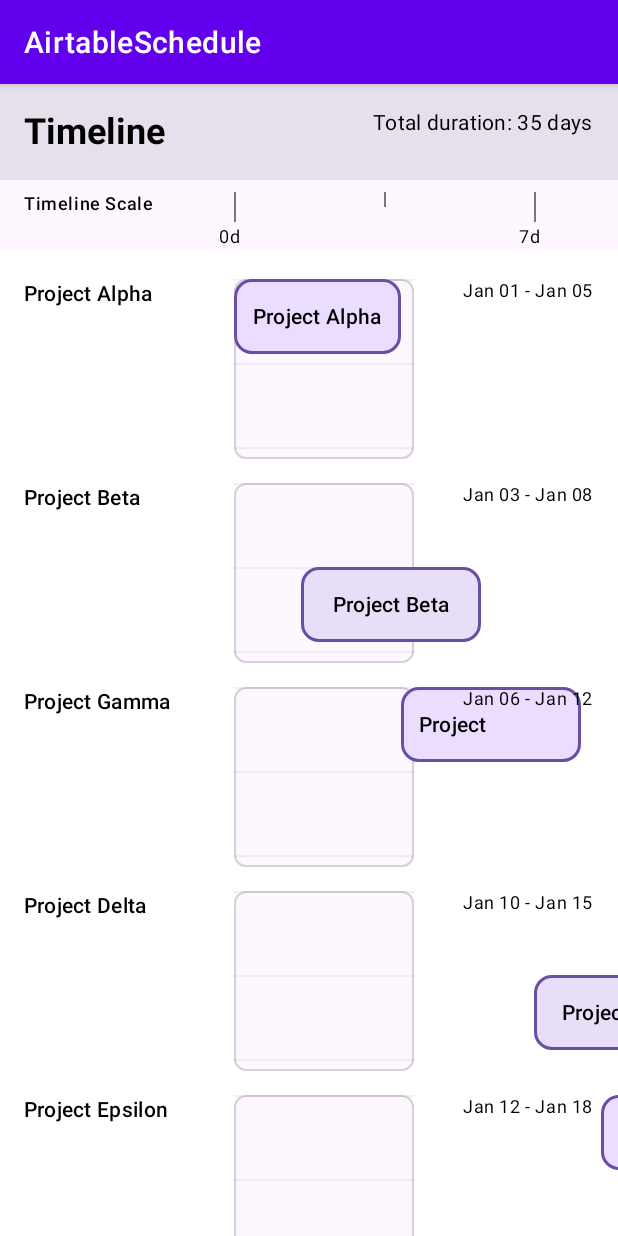
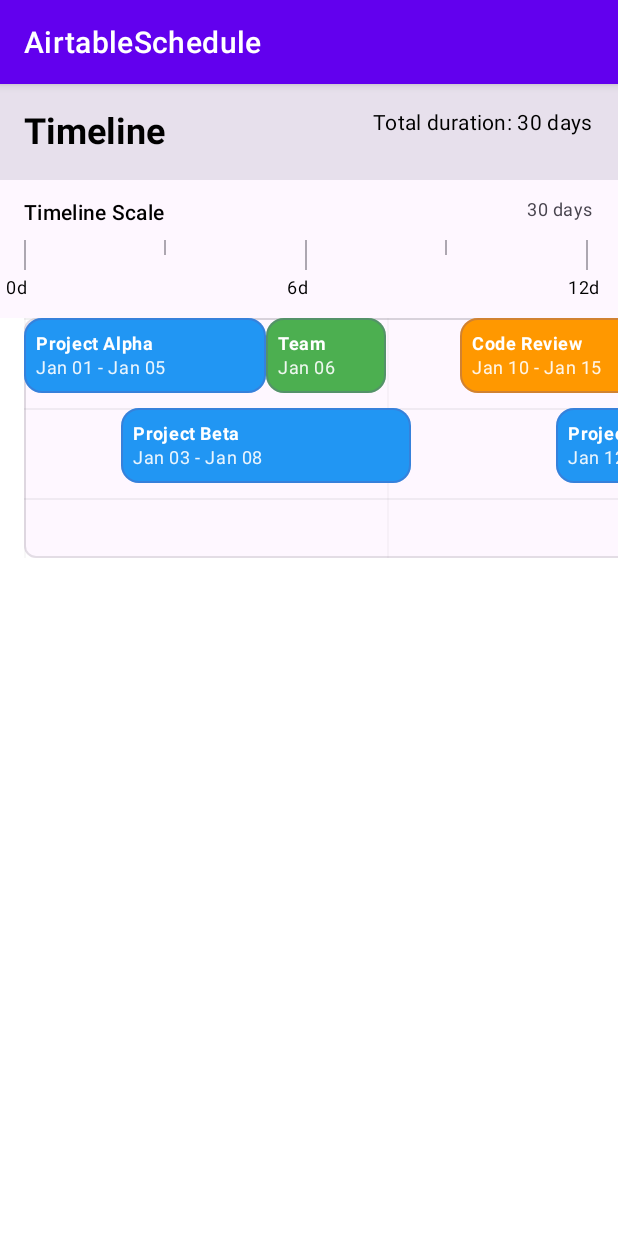
Before and after one commit to renansantiago/android-timeline-paper, an Android app built with Jetpack Compose: the screen it shows after launch (MainActivity), on a phone screen of 412 x 824 dp. Run offline under Robolectric (Android 15) with nearby library versions, the phone set to English and light mode, and no system bars.

Commit message:
feat: horizontal timeline, info organized and span layout

```diff
--- a/app/src/main/java/com/airtable/interview/airtableschedule/data/repositories/EventDataRepositoryImpl.kt
+++ b/app/src/main/java/com/airtable/interview/airtableschedule/data/repositories/EventDataRepositoryImpl.kt
@@ -1,13 +1,14 @@
 package com.airtable.interview.airtableschedule.data.repositories
 
+import com.airtable.interview.airtableschedule.data.sources.SampleTimelineItems
 import com.airtable.interview.airtableschedule.domain.models.Event
 import com.airtable.interview.airtableschedule.domain.repositories.EventDataRepository
-import com.airtable.interview.airtableschedule.data.sources.SampleTimelineItems
 import kotlinx.coroutines.flow.Flow
 import kotlinx.coroutines.flow.flowOf
 
 class EventDataRepositoryImpl : EventDataRepository {
-    override fun getTimelineItems(): Flow<List<Event>> {
-        return flowOf(SampleTimelineItems.timelineItems)
+
+    override fun getEvents(): Flow<List<Event>> {
+        return flowOf(SampleTimelineItems.events)
     }
 }
--- a/app/src/main/java/com/airtable/interview/airtableschedule/data/sources/SampleTimelineItems.kt
+++ b/app/src/main/java/com/airtable/interview/airtableschedule/data/sources/SampleTimelineItems.kt
@@ -1,19 +1,67 @@
 package com.airtable.interview.airtableschedule.data.sources
 
 import com.airtable.interview.airtableschedule.domain.models.Event
-import java.util.Date
+import com.airtable.interview.airtableschedule.domain.models.EventType
+import java.util.*
 
 object SampleTimelineItems {
-    val timelineItems: List<Event> = listOf(
-        Event(1, Date(124, 0, 1), Date(124, 0, 5), "Project Alpha"),
-        Event(2, Date(124, 0, 3), Date(124, 0, 8), "Project Beta"),
-        Event(3, Date(124, 0, 6), Date(124, 0, 12), "Project Gamma"),
-        Event(4, Date(124, 0, 10), Date(124, 0, 15), "Project Delta"),
-        Event(5, Date(124, 0, 12), Date(124, 0, 18), "Project Epsilon"),
-        Event(6, Date(124, 0, 16), Date(124, 0, 22), "Project Zeta"),
-        Event(7, Date(124, 0, 20), Date(124, 0, 25), "Project Eta"),
-        Event(8, Date(124, 0, 22), Date(124, 0, 28), "Project Theta"),
-        Event(9, Date(124, 0, 25), Date(124, 0, 30), "Project Iota"),
-        Event(10, Date(124, 0, 28), Date(124, 1, 5), "Project Kappa")
+
+    val events = listOf(
+        Event(
+            id = "1",
+            name = "Project Alpha",
+            startDate = Date(120, 0, 1), // Jan 1, 2020
+            endDate = Date(120, 0, 5),   // Jan 5, 2020
+            eventType = EventType.PROJECT
+        ),
+        Event(
+            id = "2",
+            name = "Project Beta",
+            startDate = Date(120, 0, 3), // Jan 3, 2020
+            endDate = Date(120, 0, 8),   // Jan 8, 2020
+            eventType = EventType.PROJECT
+        ),
+        Event(
+            id = "3",
+            name = "Team Meeting",
+            startDate = Date(120, 0, 6), // Jan 6, 2020
+            endDate = Date(120, 0, 6),   // Jan 6, 2020
+            eventType = EventType.MEETING
+        ),
+        Event(
+            id = "4",
+            name = "Code Review",
+            startDate = Date(120, 0, 10), // Jan 10, 2020
+            endDate = Date(120, 0, 15),   // Jan 15, 2020
+            eventType = EventType.TASK
+        ),
+        Event(
+            id = "5",
+            name = "Project Gamma",
+            startDate = Date(120, 0, 12), // Jan 12, 2020
+            endDate = Date(120, 0, 18),   // Jan 18, 2020
+            eventType = EventType.PROJECT
+        ),
+        Event(
+            id = "6",
+            name = "Sprint Planning",
+            startDate = Date(120, 0, 20), // Jan 20, 2020
+            endDate = Date(120, 0, 20),   // Jan 20, 2020
+            eventType = EventType.MEETING
+        ),
+        Event(
+            id = "7",
+            name = "Bug Fixes",
+            startDate = Date(120, 0, 22), // Jan 22, 2020
+            endDate = Date(120, 0, 25),   // Jan 25, 2020
+            eventType = EventType.TASK
+        ),
+        Event(
+            id = "8",
+            name = "Project Delta",
+            startDate = Date(120, 0, 25), // Jan 25, 2020
+            endDate = Date(120, 0, 30),   // Jan 30, 2020
+            eventType = EventType.PROJECT
+        )
     )
 }
--- a/app/src/main/java/com/airtable/interview/airtableschedule/domain/models/Event.kt
+++ b/app/src/main/java/com/airtable/interview/airtableschedule/domain/models/Event.kt
@@ -3,8 +3,9 @@ package com.airtable.interview.airtableschedule.domain.models
 import java.util.Date
 
 data class Event(
-    val id: Int,
+    val id: String,
+    val name: String,
     val startDate: Date,
     val endDate: Date,
-    val name: String
+    val eventType: EventType
 )
--- /dev/null
+++ b/app/src/main/java/com/airtable/interview/airtableschedule/domain/models/EventType.kt
@@ -0,0 +1,9 @@
+package com.airtable.interview.airtableschedule.domain.models
+
+import androidx.compose.ui.graphics.Color
+
+enum class EventType(val color: Color, val displayName: String) {
+    PROJECT(Color(0xFF2196F3), "Project"), // Blue
+    MEETING(Color(0xFF4CAF50), "Meeting"), // Green
+    TASK(Color(0xFFFF9800), "Task") // Orange
+}
--- a/app/src/main/java/com/airtable/interview/airtableschedule/domain/models/TimelineEvent.kt
+++ b/app/src/main/java/com/airtable/interview/airtableschedule/domain/models/TimelineEvent.kt
@@ -4,5 +4,6 @@ data class TimelineEvent(
     val event: Event,
     val lane: Int,
     val startOffset: Long,
-    val width: Long
+    val width: Long,
+    val eventType: EventType
 )
--- a/app/src/main/java/com/airtable/interview/airtableschedule/domain/repositories/EventDataRepository.kt
+++ b/app/src/main/java/com/airtable/interview/airtableschedule/domain/repositories/EventDataRepository.kt
@@ -4,5 +4,5 @@ import com.airtable.interview.airtableschedule.domain.models.Event
 import kotlinx.coroutines.flow.Flow
 
 interface EventDataRepository {
-    fun getTimelineItems(): Flow<List<Event>>
+    fun getEvents(): Flow<List<Event>>
 }
--- a/app/src/main/java/com/airtable/interview/airtableschedule/domain/usecases/TimelineLayoutUseCase.kt
+++ b/app/src/main/java/com/airtable/interview/airtableschedule/domain/usecases/TimelineLayoutUseCase.kt
@@ -2,45 +2,57 @@ package com.airtable.interview.airtableschedule.domain.usecases
 
 import com.airtable.interview.airtableschedule.domain.models.Event
 import com.airtable.interview.airtableschedule.domain.models.TimelineEvent
-import java.util.Date
+import java.util.*
 
 class TimelineLayoutUseCase {
-    fun calculateLayout(events: List<Event>): List<TimelineEvent> {
-        if (events.isEmpty()) return emptyList()
+
+    fun calculateTimelineLayout(events: List<Event>): List<TimelineEvent> {
         val validEvents = events.filter { it.endDate >= it.startDate }
         if (validEvents.isEmpty()) return emptyList()
+
         val sortedEvents = validEvents.sortedBy { it.startDate }
-        val lanes = mutableListOf<Date>()
-        val result = mutableListOf<TimelineEvent>()
+        val timelineEvents = mutableListOf<TimelineEvent>()
+        val lanes = mutableListOf<Long>()
+
         for (event in sortedEvents) {
-            val laneIndex = findAvailableLane(lanes, event.startDate)
-            if (laneIndex >= lanes.size) {
-                lanes.add(event.endDate)
+            val lane = findAvailableLane(event.startDate, event.endDate, lanes)
+            val startOffset = calculateStartOffset(event.startDate, sortedEvents.first().startDate)
+            val width = calculateWidth(event.startDate, event.endDate)
+
+            timelineEvents.add(
+                TimelineEvent(
+                    event = event,
+                    lane = lane,
+                    startOffset = startOffset,
+                    width = width,
+                    eventType = event.eventType
+                )
+            )
+
+            if (lane >= lanes.size) {
+                lanes.add(event.endDate.time)
             } else {
-                lanes[laneIndex] = event.endDate
+                lanes[lane] = event.endDate.time
             }
-            val startOffset = calculateStartOffset(event.startDate, validEvents)
-            val width = calculateWidth(event.startDate, event.endDate, validEvents)
-            result.add(TimelineEvent(event, laneIndex, startOffset, width))
         }
-        return result
+
+        return timelineEvents
     }
 
-    private fun findAvailableLane(lanes: List<Date>, startDate: Date): Int {
+    private fun findAvailableLane(startDate: Date, endDate: Date, lanes: List<Long>): Int {
         for (i in lanes.indices) {
-            if (startDate >= lanes[i]) {
+            if (lanes[i] <= startDate.time) {
                 return i
             }
         }
         return lanes.size
     }
 
-    private fun calculateStartOffset(startDate: Date, allEvents: List<Event>): Long {
-        val earliestDate = allEvents.minOf { it.startDate }
-        return (startDate.time - earliestDate.time) / (24 * 60 * 60 * 1000)
+    private fun calculateStartOffset(eventStart: Date, timelineStart: Date): Long {
+        return (eventStart.time - timelineStart.time) / (24 * 60 * 60 * 1000)
     }
 
-    private fun calculateWidth(startDate: Date, endDate: Date, allEvents: List<Event>): Long {
-        return (endDate.time - startDate.time) / (24 * 60 * 60 * 1000) + 1
+    private fun calculateWidth(startDate: Date, endDate: Date): Long {
+        return ((endDate.time - startDate.time) / (24 * 60 * 60 * 1000)) + 1
     }
 }
--- a/app/src/main/java/com/airtable/interview/airtableschedule/presentation/timeline/TimelineViewModel.kt
+++ b/app/src/main/java/com/airtable/interview/airtableschedule/presentation/timeline/TimelineViewModel.kt
@@ -4,35 +4,47 @@ import androidx.lifecycle.ViewModel
 import androidx.lifecycle.viewModelScope
 import com.airtable.interview.airtableschedule.data.repositories.EventDataRepositoryImpl
 import com.airtable.interview.airtableschedule.domain.usecases.TimelineLayoutUseCase
-import kotlinx.coroutines.flow.SharingStarted
+import kotlinx.coroutines.flow.MutableStateFlow
 import kotlinx.coroutines.flow.StateFlow
-import kotlinx.coroutines.flow.map
-import kotlinx.coroutines.flow.stateIn
+import kotlinx.coroutines.flow.asStateFlow
+import kotlinx.coroutines.launch
 
 class TimelineViewModel : ViewModel() {
-    private val eventDataRepository: EventDataRepositoryImpl = EventDataRepositoryImpl()
-    private val timelineLayoutUseCase: TimelineLayoutUseCase = TimelineLayoutUseCase()
 
-    val uiState: StateFlow<TimelineUiState> = eventDataRepository
-        .getTimelineItems()
-        .map { events ->
-            val timelineEvents = timelineLayoutUseCase.calculateLayout(events)
-            val totalDuration = if (events.isNotEmpty()) {
-                val earliestDate = events.minOf { it.startDate }
-                val latestDate = events.maxOf { it.endDate }
-                (latestDate.time - earliestDate.time) / (24 * 60 * 60 * 1000)
-            } else 0
-            val maxLanes = (timelineEvents.maxOfOrNull { it.lane } ?: 0) + 1
-            TimelineUiState(
-                events = events,
-                timelineEvents = timelineEvents,
-                totalDuration = totalDuration,
-                maxLanes = maxLanes
-            )
+    private val eventRepository = EventDataRepositoryImpl()
+    private val timelineLayoutUseCase = TimelineLayoutUseCase()
+
+    private val _uiState = MutableStateFlow(TimelineUiState())
+    val uiState: StateFlow<TimelineUiState> = _uiState.asStateFlow()
+
+    init {
+        loadTimelineData()
+    }
+
+    private fun loadTimelineData() {
+        viewModelScope.launch {
+            eventRepository.getEvents().collect { events ->
+                if (events.isNotEmpty()) {
+                    val timelineEvents = timelineLayoutUseCase.calculateTimelineLayout(events)
+                    val totalDuration = calculateTotalDuration(events)
+                    val maxLanes = timelineEvents.maxOfOrNull { it.lane }?.plus(1) ?: 0
+
+                    _uiState.value = TimelineUiState(
+                        events = events,
+                        timelineEvents = timelineEvents,
+                        totalDuration = totalDuration,
+                        maxLanes = maxLanes
+                    )
+                }
+            }
         }
-        .stateIn(
-            viewModelScope,
-            initialValue = TimelineUiState(),
-            started = SharingStarted.WhileSubscribed()
-        )
+    }
+
+    private fun calculateTotalDuration(events: List<com.airtable.interview.airtableschedule.domain.models.Event>): Long {
+        if (events.isEmpty()) return 0
+
+        val earliestStart = events.minOf { it.startDate }
+        val latestEnd = events.maxOf { it.endDate }
+        return ((latestEnd.time - earliestStart.time) / (24 * 60 * 60 * 1000)) + 1
+    }
 }
--- a/app/src/main/java/com/airtable/interview/airtableschedule/ui/timeline/TimelineView.kt
+++ b/app/src/main/java/com/airtable/interview/airtableschedule/ui/timeline/TimelineView.kt
@@ -1,8 +1,10 @@
 package com.airtable.interview.airtableschedule.ui.timeline
 
+import androidx.compose.foundation.horizontalScroll
 import androidx.compose.foundation.layout.*
 import androidx.compose.foundation.lazy.LazyColumn
 import androidx.compose.foundation.lazy.items
+import androidx.compose.foundation.rememberScrollState
 import androidx.compose.material3.Text
 import androidx.compose.runtime.Composable
 import androidx.compose.ui.Alignment
@@ -29,17 +31,32 @@ fun TimelineView(
     Column(modifier = modifier.fillMaxWidth()) {
         TimelineHeader(uiState.totalDuration)
         TimelineScale(uiState.totalDuration)
-        LazyColumn(
-            modifier = Modifier.fillMaxWidth(),
-            contentPadding = PaddingValues(16.dp)
+
+        // Timeline grid with events - now horizontally scrollable
+        Box(
+            modifier = Modifier
+                .fillMaxWidth()
+                .height((uiState.maxLanes * 60 + 40).dp)
         ) {
-            items(uiState.timelineEvents) { timelineEvent ->
-                TimelineEventRow(
-                    timelineEvent = timelineEvent,
-                    maxLanes = uiState.maxLanes,
-                    totalWidth = uiState.totalDuration + 10
-                )
-                Spacer(modifier = Modifier.height(8.dp))
+            val scrollState = rememberScrollState()
+            val timelineWidth = maxOf(1000, (uiState.totalDuration * 20).toInt())
+
+            Box(
+                modifier = Modifier
+                    .horizontalScroll(scrollState)
+                    .width(timelineWidth.dp)
+                    .padding(horizontal = 16.dp)
+            ) {
+                TimelineGridBackground(uiState.totalDuration, uiState.maxLanes)
+
+                // Render all timeline events
+                uiState.timelineEvents.forEach { timelineEvent ->
+                    TimelineEventBlock(
+                        timelineEvent = timelineEvent,
+                        maxLanes = uiState.maxLanes,
+                        totalWidth = uiState.totalDuration
+                    )
+                }
             }
         }
     }
--- a/app/src/main/java/com/airtable/interview/airtableschedule/ui/timeline/composable/TimelineEventBlock.kt
+++ b/app/src/main/java/com/airtable/interview/airtableschedule/ui/timeline/composable/TimelineEventBlock.kt
@@ -9,8 +9,11 @@ import androidx.compose.runtime.Composable
 import androidx.compose.ui.Alignment
 import androidx.compose.ui.Modifier
 import androidx.compose.ui.text.font.FontWeight
+import androidx.compose.ui.text.style.TextAlign
 import androidx.compose.ui.unit.dp
 import com.airtable.interview.airtableschedule.domain.models.TimelineEvent
+import java.text.SimpleDateFormat
+import java.util.*
 
 @Composable
 fun TimelineEventBlock(
@@ -19,44 +22,61 @@ fun TimelineEventBlock(
     totalWidth: Long
 ) {
     val laneHeight = 50.dp
-    val laneSpacing = 6.dp
+    val laneSpacing = 10.dp
 
-    val leftOffset = (timelineEvent.startOffset.toFloat() / totalWidth.toFloat()) * 100f
-    val width = (timelineEvent.width.toFloat() / totalWidth.toFloat()) * 100f
-    val topOffset = (timelineEvent.lane * (50 + 6)).dp
+    // Calculate positions based on the actual timeline width
+    val timelineWidth = maxOf(1000, (totalWidth * 20).toInt()) - 32
+    val leftOffset = (timelineEvent.startOffset.toFloat() / totalWidth.toFloat()) * timelineWidth
+    val width = (timelineEvent.width.toFloat() / totalWidth.toFloat()) * timelineWidth
+    val topOffset = timelineEvent.lane * (50 + 10)
 
-    val eventColor = when (timelineEvent.lane % 4) {
-        0 -> MaterialTheme.colorScheme.primaryContainer
-        1 -> MaterialTheme.colorScheme.secondaryContainer
-        2 -> MaterialTheme.colorScheme.tertiaryContainer
-        else -> MaterialTheme.colorScheme.surfaceVariant
+    // Format dates for display
+    val dateFormat = SimpleDateFormat("MMM dd", Locale.getDefault())
+    val startDateStr = dateFormat.format(timelineEvent.event.startDate)
+    val endDateStr = dateFormat.format(timelineEvent.event.endDate)
+    val dateRange = if (timelineEvent.event.startDate == timelineEvent.event.endDate) {
+        startDateStr
+    } else {
+        "$startDateStr - $endDateStr"
     }
 
     Box(
         modifier = Modifier
             .offset(
-                x = (leftOffset * 0.01f * 1000).dp,
-                y = topOffset
+                x = leftOffset.dp,
+                y = topOffset.dp
             )
-            .width((width * 0.01f * 1000).dp)
+            .width(maxOf(width.dp, 80.dp)) // Minimum width for visibility
             .height(laneHeight)
             .background(
-                color = eventColor,
+                color = timelineEvent.eventType.color,
                 shape = MaterialTheme.shapes.medium
             )
             .border(
-                width = 2.dp,
-                color = MaterialTheme.colorScheme.primary,
+                width = 1.dp,
+                color = MaterialTheme.colorScheme.primary.copy(alpha = 0.3f),
                 shape = MaterialTheme.shapes.medium
             )
-            .padding(12.dp),
-        contentAlignment = Alignment.Center
+            .padding(8.dp),
+        contentAlignment = Alignment.CenterStart
     ) {
-        Text(
-            text = timelineEvent.event.name,
-            style = MaterialTheme.typography.bodyMedium,
-            fontWeight = FontWeight.Medium,
-            maxLines = 1
-        )
+        Column(
+            modifier = Modifier.fillMaxSize(),
+            verticalArrangement = Arrangement.Center
+        ) {
+            Text(
+                text = timelineEvent.event.name,
+                style = MaterialTheme.typography.bodySmall,
+                fontWeight = FontWeight.Bold,
+                color = MaterialTheme.colorScheme.onPrimary,
+                maxLines = 1
+            )
+            Text(
+                text = dateRange,
+                style = MaterialTheme.typography.bodySmall,
+                color = MaterialTheme.colorScheme.onPrimary.copy(alpha = 0.9f),
+                maxLines = 1
+            )
+        }
     }
 }
--- a/app/src/main/java/com/airtable/interview/airtableschedule/ui/timeline/composable/TimelineGridBackground.kt
+++ b/app/src/main/java/com/airtable/interview/airtableschedule/ui/timeline/composable/TimelineGridBackground.kt
@@ -11,7 +11,8 @@ import androidx.compose.ui.unit.dp
 @Composable
 fun TimelineGridBackground(totalWidth: Long, maxLanes: Int) {
     val laneHeight = 50.dp
-    val laneSpacing = 6.dp
+    val laneSpacing = 10.dp
+    val timelineWidth = maxOf(1000, (totalWidth * 20)) - 32
 
     Box(
         modifier = Modifier
@@ -22,18 +23,31 @@ fun TimelineGridBackground(totalWidth: Long, maxLanes: Int) {
             )
             .border(
                 width = 1.dp,
-                color = MaterialTheme.colorScheme.outline.copy(alpha = 0.3f),
+                color = MaterialTheme.colorScheme.outline.copy(alpha = 0.2f),
                 shape = MaterialTheme.shapes.small
             )
     ) {
+        // Horizontal lane separators
         for (i in 0..maxLanes) {
             Box(
                 modifier = Modifier
-                    .offset(y = (i * (50 + 6)).dp)
+                    .offset(y = (i * (50 + 10)).dp)
                     .fillMaxWidth()
                     .height(1.dp)
                     .background(MaterialTheme.colorScheme.outline.copy(alpha = 0.1f))
             )
         }
+
+        // Vertical time markers (every 25% of timeline)
+        for (i in 0..4) {
+            val position = (i.toFloat() / 4f)
+            Box(
+                modifier = Modifier
+                    .offset(x = (position * timelineWidth).dp)
+                    .fillMaxHeight()
+                    .width(1.dp)
+                    .background(MaterialTheme.colorScheme.outline.copy(alpha = 0.05f))
+            )
+        }
     }
 }
--- a/app/src/main/java/com/airtable/interview/airtableschedule/ui/timeline/composable/TimelineScale.kt
+++ b/app/src/main/java/com/airtable/interview/airtableschedule/ui/timeline/composable/TimelineScale.kt
@@ -1,7 +1,9 @@
 package com.airtable.interview.airtableschedule.ui.timeline.composable
 
 import androidx.compose.foundation.background
+import androidx.compose.foundation.horizontalScroll
 import androidx.compose.foundation.layout.*
+import androidx.compose.foundation.rememberScrollState
 import androidx.compose.material3.MaterialTheme
 import androidx.compose.material3.Text
 import androidx.compose.runtime.Composable
@@ -9,45 +11,74 @@ import androidx.compose.ui.Alignment
 import androidx.compose.ui.Modifier
 import androidx.compose.ui.text.font.FontWeight
 import androidx.compose.ui.unit.dp
+import java.text.SimpleDateFormat
+import java.util.*
 
 @Composable
 fun TimelineScale(totalDuration: Long) {
+    Column(
+        modifier = Modifier
+            .fillMaxWidth()
+            .background(MaterialTheme.colorScheme.surface)
+            .padding(vertical = 12.dp)
+    ) {
+        // Date scale header
         Row(
             modifier = Modifier
                 .fillMaxWidth()
-            .background(MaterialTheme.colorScheme.surface)
-            .padding(horizontal = 16.dp, vertical = 8.dp)
+                .padding(horizontal = 16.dp),
+            horizontalArrangement = Arrangement.SpaceBetween
         ) {
             Text(
                 text = "Timeline Scale",
+                style = MaterialTheme.typography.bodyMedium,
+                fontWeight = FontWeight.Medium
+            )
+            Text(
+                text = "${totalDuration} days",
                 style = MaterialTheme.typography.bodySmall,
-            fontWeight = FontWeight.Medium,
-            modifier = Modifier.width(140.dp)
+                color = MaterialTheme.colorScheme.onSurfaceVariant
             )
+        }
+
+        Spacer(modifier = Modifier.height(8.dp))
+
+        // Horizontal date scale - now scrollable
+        val scrollState = rememberScrollState()
+        val timelineWidth = maxOf(1000, (totalDuration * 20).toInt()) - 32
 
         Box(
             modifier = Modifier
-                .weight(1f)
-                .height(30.dp)
+                .fillMaxWidth()
+                .height(40.dp)
         ) {
-            for (i in 0..10) {
-                val position = (i.toFloat() / 10f) * 100f
             Box(
                 modifier = Modifier
-                        .offset(x = (position * 0.01f * 1000).dp)
+                    .horizontalScroll(scrollState)
+                    .width(timelineWidth.dp)
+                    .padding(horizontal = 16.dp)
+            ) {
+                // Date markers
+                for (i in 0..10) {
+                    val position = (i.toFloat() / 10f)
+                    val days = (i * totalDuration / 10)
+
+                    Box(
+                        modifier = Modifier
+                            .offset(x = (position * (timelineWidth - 32)).dp)
                             .width(1.dp)
                             .height(if (i % 2 == 0) 20.dp else 10.dp)
-                        .background(MaterialTheme.colorScheme.outline)
+                            .background(MaterialTheme.colorScheme.outline.copy(alpha = 0.6f))
                     )
 
                     if (i % 2 == 0) {
                         Text(
-                        text = "${(i * totalDuration / 10)}d",
+                            text = "${days}d",
                             style = MaterialTheme.typography.bodySmall,
                             modifier = Modifier
                                 .offset(
-                                x = (position * 0.01f * 1000).dp - 10.dp,
-                                y = 22.dp
+                                    x = (position * (timelineWidth - 32)).dp - 12.dp,
+                                    y = 24.dp
                                 )
                         )
                     }
@@ -55,3 +86,4 @@ fun TimelineScale(totalDuration: Long) {
             }
         }
     }
+}
```
Lines whose indentation alone changed are shown as unchanged.
